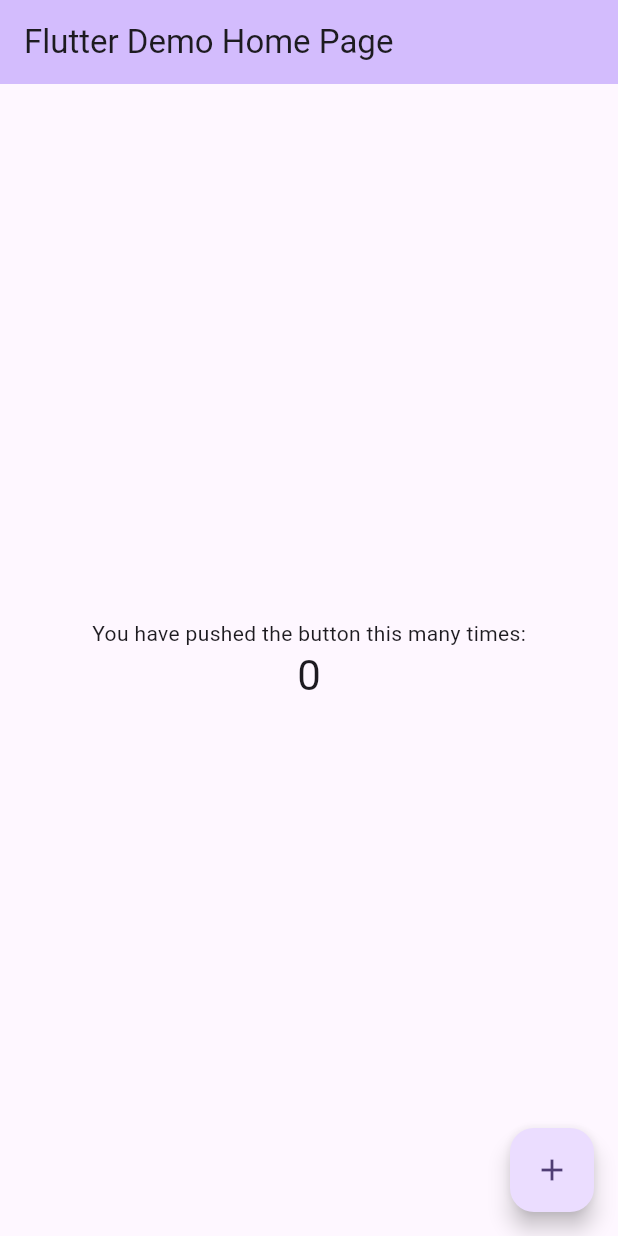
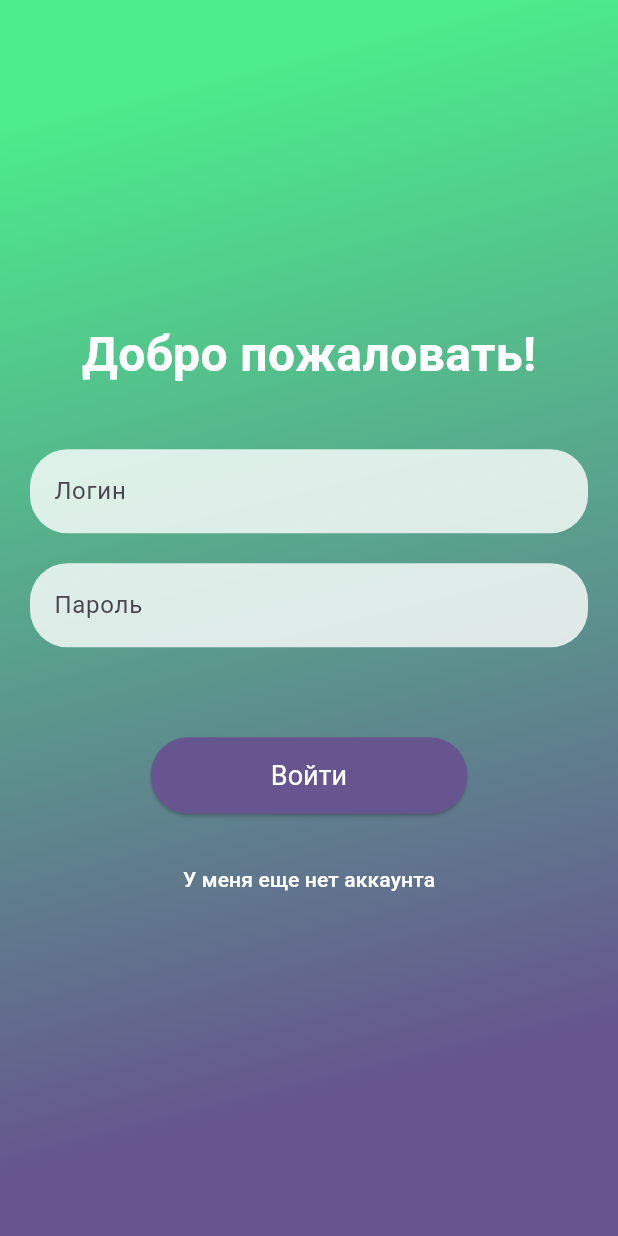
Before and after one commit to tanyp123/zc_dodiddone, a Flutter app: the screen it shows after launch, on a phone screen of 412 x 824 dp. Run offline on Flutter 3.47's test engine with Material 3 defaults, Android fonts, the phone set to English and light mode, and no system bars.

Commit message:
login page

```diff
--- a/lib/app/app.dart
+++ b/lib/app/app.dart
@@ -1,7 +1,8 @@
-
 import 'package:flutter/material.dart';
 
-import '../pages/my_home_page.dart';
+import '../pages/login_page.dart';
+
+import '../theme/theme.dart';
 
 class MyApp extends StatelessWidget {
   const MyApp({super.key});
@@ -11,26 +12,8 @@ class MyApp extends StatelessWidget {
   Widget build(BuildContext context) {
     return MaterialApp(
       title: 'Flutter Demo',
-      theme: ThemeData(
-        // This is the theme of your application.
-        //
-        // TRY THIS: Try running your application with "flutter run". You'll see
-        // the application has a purple toolbar. Then, without quitting the app,
-        // try changing the seedColor in the colorScheme below to Colors.green
-        // and then invoke "hot reload" (save your changes or press the "hot
-        // reload" button in a Flutter-supported IDE, or press "r" if you used
-        // the command line to start the app).
-        //
-        // Notice that the counter didn't reset back to zero; the application
-        // state is not lost during the reload. To reset the state, use hot
-        // restart instead.
-        //
-        // This works for code too, not just values: Most code changes can be
-        // tested with just a hot reload.
-        colorScheme: ColorScheme.fromSeed(seedColor: Colors.deepPurple),
-        useMaterial3: true,
-      ),
-      home: const MyHomePage(title: 'Flutter Demo Home Page'),
+      theme: DodiddoneTheme.lightTheme,
+      home: const LoginPage(),
     );
   }
 }
--- /dev/null
+++ b/lib/pages/login_page.dart
@@ -0,0 +1,125 @@
+import 'package:flutter/material.dart';
+import 'package:zc_dodiddone/theme/theme.dart';
+
+class LoginPage extends StatefulWidget {
+  const LoginPage({Key? key}) : super(key: key);
+
+  @override
+  State<LoginPage> createState() => _LoginPageState();
+}
+
+class _LoginPageState extends State<LoginPage> {
+  bool isLogin = true; // Track if it's login or registration
+
+  @override
+  Widget build(BuildContext context) {
+    return Scaffold(
+      body: Container(
+        decoration: BoxDecoration(
+          gradient: LinearGradient(
+            begin: Alignment.topLeft,
+            end: Alignment.bottomCenter,
+            colors: isLogin
+                ? [
+                    DodiddoneTheme.lightTheme.colorScheme.secondary,
+                    DodiddoneTheme.lightTheme.colorScheme.primary,
+                  ]
+                : [
+                    DodiddoneTheme.lightTheme.colorScheme.primary,
+                    DodiddoneTheme.lightTheme.colorScheme.secondary,
+                  ],
+            stops: const [0.1, 0.9], // Primary color takes 90% of the space
+          ),
+        ),
+        child: Padding(
+          padding: const EdgeInsets.all(20.0),
+          child: Column(
+            mainAxisAlignment: MainAxisAlignment.center,
+            children: [
+              const Text(
+                'Добро пожаловать!',
+                style: TextStyle(
+                  fontSize: 32,
+                  fontWeight: FontWeight.bold,
+                  color: Colors.white,
+                ),
+              ),
+              const SizedBox(height: 40),
+              TextField(
+                decoration: InputDecoration(
+                  hintText: 'Логин',
+                  filled: true,
+                  fillColor: Colors.white.withOpacity(0.8),
+                  border: OutlineInputBorder(
+                    borderRadius: BorderRadius.circular(25),
+                    borderSide: BorderSide.none,
+                  ),
+                ),
+              ),
+              const SizedBox(height: 20),
+              TextField(
+                obscureText: true,
+                decoration: InputDecoration(
+                  hintText: 'Пароль',
+                  filled: true,
+                  fillColor: Colors.white.withOpacity(0.8),
+                  border: OutlineInputBorder(
+                    borderRadius: BorderRadius.circular(25),
+                    borderSide: BorderSide.none,
+                  ),
+                ),
+              ),
+              const SizedBox(height: 20),
+              // Add this TextField for "Повторить пароль"
+              if (!isLogin) // Show only during registration
+                TextField(
+                  obscureText: true,
+                  decoration: InputDecoration(
+                    hintText: 'Повторить пароль',
+                    filled: true,
+                    fillColor: Colors.white.withOpacity(0.8),
+                    border: OutlineInputBorder(
+                      borderRadius: BorderRadius.circular(25),
+                      borderSide: BorderSide.none,
+                    ),
+                  ),
+                ),
+              const SizedBox(height: 40),
+              ElevatedButton(
+                onPressed: () {
+                  // Handle login/registration logic here
+                },
+                style: ElevatedButton.styleFrom(
+                  backgroundColor: DodiddoneTheme.lightTheme.colorScheme.primary,
+                  padding: const EdgeInsets.symmetric(horizontal: 80, vertical: 15),
+                  textStyle: const TextStyle(
+                    fontSize: 18,
+                    color: Colors.white, // Изменяем цвет текста на белый
+                  ),
+                  shape: RoundedRectangleBorder(
+                    borderRadius: BorderRadius.circular(25),
+                  ),
+                ),
+                child: Text(isLogin ? 'Войти' : 'Зарегистрироваться',style: const TextStyle(color: Colors.white),),
+              ),
+              const SizedBox(height: 20),
+              TextButton(
+                onPressed: () {
+                  setState(() {
+                    isLogin = !isLogin;
+                  });
+                },
+                child: Text(
+                  isLogin
+                      ? 'У меня еще нет аккаунта'
+                      : 'Уже есть аккаунт? Войти',
+                  style: const TextStyle(color: Colors.white),
+                ),
+              ),
+            ],
+          ),
+        ),
+      ),
+    );
+  }
+}
--- a/lib/pages/my_home_page.dart
+++ /dev/null
@@ -1,90 +0,0 @@
-
-import 'package:flutter/material.dart';
-
-class MyHomePage extends StatefulWidget {
-  const MyHomePage({super.key, required this.title});
-
-  // This widget is the home page of your application. It is stateful, meaning
-  // that it has a State object (defined below) that contains fields that affect
-  // how it looks.
-
-  // This class is the configuration for the state. It holds the values (in this
-  // case the title) provided by the parent (in this case the App widget) and
-  // used by the build method of the State. Fields in a Widget subclass are
-  // always marked "final".
-
-  final String title;
-
-  @override
-  State<MyHomePage> createState() => _MyHomePageState();
-}
-
-class _MyHomePageState extends State<MyHomePage> {
-  int _counter = 0;
-
-  void _incrementCounter() {
-    setState(() {
-      // This call to setState tells the Flutter framework that something has
-      // changed in this State, which causes it to rerun the build method below
-      // so that the display can reflect the updated values. If we changed
-      // _counter without calling setState(), then the build method would not be
-      // called again, and so nothing would appear to happen.
-      _counter++;
-    });
-  }
-
-  @override
-  Widget build(BuildContext context) {
-    // This method is rerun every time setState is called, for instance as done
-    // by the _incrementCounter method above.
-    //
-    // The Flutter framework has been optimized to make rerunning build methods
-    // fast, so that you can just rebuild anything that needs updating rather
-    // than having to individually change instances of widgets.
-    return Scaffold(
-      appBar: AppBar(
-        // TRY THIS: Try changing the color here to a specific color (to
-        // Colors.amber, perhaps?) and trigger a hot reload to see the AppBar
-        // change color while the other colors stay the same.
-        backgroundColor: Theme.of(context).colorScheme.inversePrimary,
-        // Here we take the value from the MyHomePage object that was created by
-        // the App.build method, and use it to set our appbar title.
-        title: Text(widget.title),
-      ),
-      body: Center(
-        // Center is a layout widget. It takes a single child and positions it
-        // in the middle of the parent.
-        child: Column(
-          // Column is also a layout widget. It takes a list of children and
-          // arranges them vertically. By default, it sizes itself to fit its
-          // children horizontally, and tries to be as tall as its parent.
-          //
-          // Column has various properties to control how it sizes itself and
-          // how it positions its children. Here we use mainAxisAlignment to
-          // center the children vertically; the main axis here is the vertical
-          // axis because Columns are vertical (the cross axis would be
-          // horizontal).
-          //
-          // TRY THIS: Invoke "debug painting" (choose the "Toggle Debug Paint"
-          // action in the IDE, or press "p" in the console), to see the
-          // wireframe for each widget.
-          mainAxisAlignment: MainAxisAlignment.center,
-          children: <Widget>[
-            const Text(
-              'You have pushed the button this many times:',
-            ),
-            Text(
-              '$_counter',
-              style: Theme.of(context).textTheme.headlineMedium,
-            ),
-          ],
-        ),
-      ),
-      floatingActionButton: FloatingActionButton(
-        onPressed: _incrementCounter,
-        tooltip: 'Increment',
-        child: const Icon(Icons.add),
-      ), // This trailing comma makes auto-formatting nicer for build methods.
-    );
-  }
-}
--- /dev/null
+++ b/lib/theme/theme.dart
@@ -0,0 +1,27 @@
+import 'package:flutter/material.dart';
+
+class DodiddoneTheme {
+  static ThemeData lightTheme = ThemeData(
+    // This is the theme of your application.
+    //
+    // TRY THIS: Try running your application with "flutter run". You'll see
+    // the application has a purple toolbar. Then, without quitting the app,
+    // try changing the seedColor in the colorScheme below to Colors.green
+    // and then invoke "hot reload" (save your changes or press the "hot
+    // reload" button in a Flutter-supported IDE, or press "r" if you used
+    // the command line to start the app).
+    //
+    // Notice that the counter didn't reset back to zero; the application
+    // state is not lost during the reload. To reset the state, use hot
+    // restart instead.
+    //
+    // This works for code too, not just values: Most code changes can be
+    // tested with just a hot reload.
+    colorScheme: ColorScheme.fromSeed(
+      seedColor: const Color(0xFF9f7bf6), // Primary color
+      brightness: Brightness.light,
+      secondary: const Color(0xFF4ceb8b), // Secondary color
+    ),
+    useMaterial3: true,
+  );
+}
```
